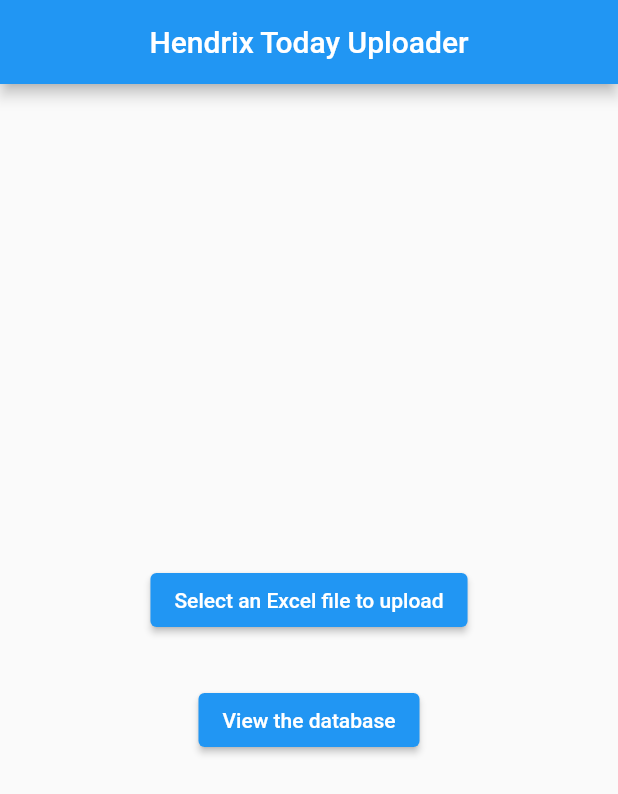
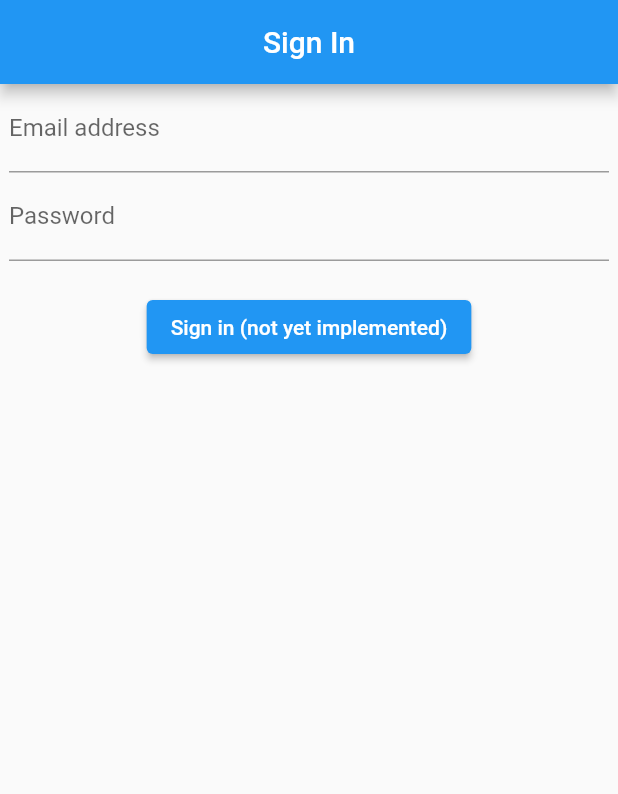
Before and after one commit to DiscoTrayStudios/hendrix-today-uploader, a Flutter app: the screen it shows after launch, on a phone screen of 412 x 824 dp. Shown: the top 794 px of the screen. Run offline on Flutter 3.47's test engine with Material 2 defaults, Android fonts, the phone set to English and light mode, and no system bars; our stand-ins replace cloud_firestore, file_picker, firebase_core; missing offline and left inert: excel; accounts and stored records are empty; statements that could not run were skipped.

Commit message:
Created sign-in page skeleton

```diff
--- a/lib/main.dart
+++ b/lib/main.dart
@@ -3,7 +3,7 @@ import 'package:flutter/material.dart';
 import 'package:firebase_core/firebase_core.dart';
 
 import 'package:hendrix_today_uploader/firebase_options.dart';
-import 'package:hendrix_today_uploader/screens/main_menu.dart';
+import 'package:hendrix_today_uploader/screens/sign_in.dart';
 
 void main() async {
   await Firebase.initializeApp(options: DefaultFirebaseOptions.currentPlatform);
@@ -16,7 +16,7 @@ class MainApp extends StatelessWidget {
   @override
   Widget build(BuildContext context) {
     return const MaterialApp(
-      home: MainMenuScreen(),
+      home: SignInScreen(),
     );
   }
 }
--- /dev/null
+++ b/lib/screens/sign_in.dart
@@ -0,0 +1,60 @@
+import 'package:flutter/material.dart';
+
+import 'package:hendrix_today_uploader/screens/main_menu.dart';
+
+class SignInScreen extends StatelessWidget {
+  const SignInScreen({super.key});
+
+  void _trySignIn(BuildContext context, String email, String password) {
+    debugPrint('email: $email, password: $password');
+    Navigator.pushReplacement(context,
+        MaterialPageRoute(builder: (context) => const MainMenuScreen()));
+  }
+
+  @override
+  Widget build(BuildContext context) {
+    final emailTEC = TextEditingController();
+    final passwordTEC = TextEditingController();
+
+    return Scaffold(
+      appBar: AppBar(
+        title: const Text('Sign In'),
+        centerTitle: true,
+      ),
+      body: Center(
+        child: SizedBox(
+          width: 400,
+          child: Column(
+            mainAxisSize: MainAxisSize.min,
+            children: [
+              TextField(
+                controller: emailTEC,
+                decoration: const InputDecoration(
+                  labelText: 'Email address',
+                  hintText: 'someone@hendrix.edu',
+                ),
+              ),
+              TextField(
+                controller: passwordTEC,
+                decoration: const InputDecoration(
+                  labelText: 'Password',
+                  hintText: '•••',
+                ),
+                obscureText: true,
+              ),
+              Padding(
+                padding: const EdgeInsets.all(20),
+                child: ElevatedButton(
+                  onPressed: () =>
+                      _trySignIn(context, emailTEC.text, passwordTEC.text),
+                  child: const Text('Sign in (not yet implemented)'),
+                ),
+              ),
+              const Spacer(),
+            ],
+          ),
+        ),
+      ),
+    );
+  }
+}
--- a/pubspec.yaml
+++ b/pubspec.yaml
@@ -10,6 +10,7 @@ dependencies:
   cloud_firestore: ^4.8.3
   excel: ^2.1.0
   file_picker: ^5.3.2
+  firebase_auth: ^4.7.1
   firebase_core: ^2.15.0
   flutter:
     sdk: flutter
```
Also changed, not shown: pubspec.lock.
